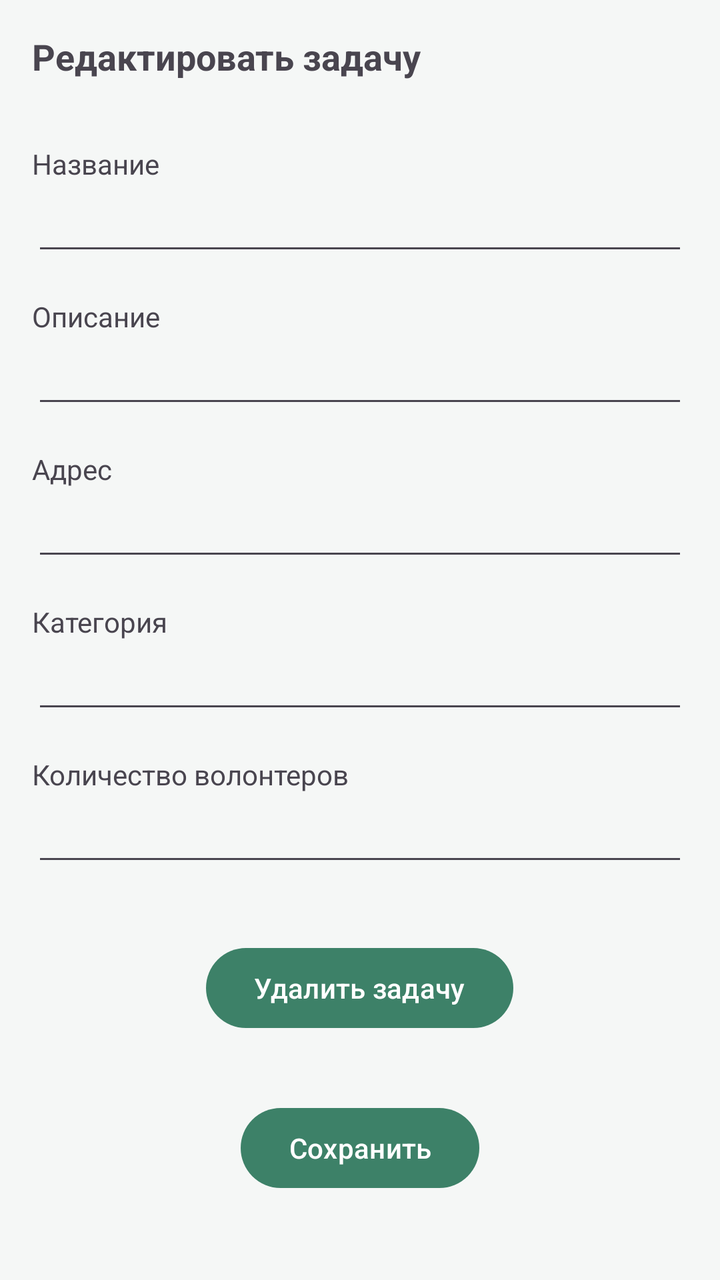
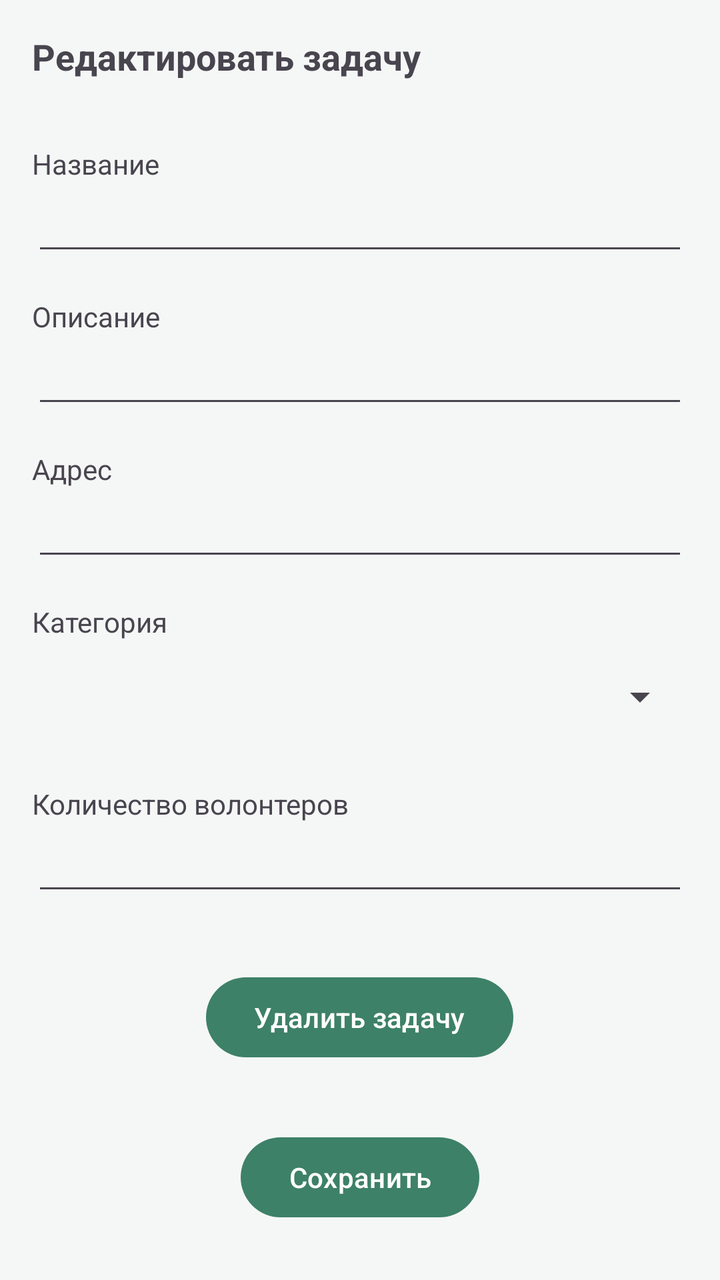

The first picture is an Android layout as it rendered before a commit; the second is the same layout after the commit. The layout source and the unified diff follow.
<!-- AndroidManifest.xml: application theme Theme.Microvolunteering -->
<!-- res/layout/fragment_update_task.xml -->
<?xml version="1.0" encoding="utf-8"?>
<FrameLayout xmlns:android="http://schemas.android.com/apk/res/android"
    xmlns:tools="http://schemas.android.com/tools"
    android:layout_width="match_parent"
    android:layout_height="match_parent"
    tools:context=".presentation.ui.UpdateTaskFragment">

    <ProgressBar
        android:id="@+id/progressBar"
        android:layout_width="wrap_content"
        android:layout_height="wrap_content"
        android:layout_gravity="center"
        android:visibility="gone"/>

    <ScrollView
        android:layout_width="match_parent"
        android:layout_height="match_parent"
        android:fillViewport="true">

        <LinearLayout
            android:id="@+id/content"
            android:layout_width="match_parent"
            android:layout_height="wrap_content"
            android:orientation="vertical">

            <TextView
                android:id="@+id/title"
                android:layout_width="wrap_content"
                android:layout_height="wrap_content"
                android:layout_margin="16dp"
                android:textSize="18sp"
                android:textStyle="bold"
                android:text="@string/edit_task"/>

            <TextView
                android:layout_width="wrap_content"
                android:layout_height="wrap_content"
                android:layout_marginTop="16dp"
                android:layout_marginHorizontal="16dp"
                android:text="@string/name"/>

            <EditText
                android:id="@+id/title_edit"
                android:layout_width="match_parent"
                android:layout_height="wrap_content"
                android:inputType="textCapSentences"
                android:layout_marginHorizontal="16dp"/>

            <TextView
                android:layout_width="wrap_content"
                android:layout_height="wrap_content"
                android:layout_marginTop="16dp"
                android:layout_marginHorizontal="16dp"
                android:text="@string/description"/>

            <EditText
                android:id="@+id/description_edit"
                android:layout_width="match_parent"
                android:layout_height="wrap_content"
                android:inputType="textMultiLine|textCapSentences"
                android:layout_marginHorizontal="16dp"/>

            <TextView
                android:layout_width="wrap_content"
                android:layout_height="wrap_content"
                android:layout_marginTop="16dp"
                android:layout_marginHorizontal="16dp"
                android:text="@string/address"/>

            <EditText
                android:id="@+id/address_edit"
                android:layout_width="match_parent"
                android:layout_height="wrap_content"
                android:layout_marginHorizontal="16dp"/>

            <TextView
                android:layout_width="wrap_content"
                android:layout_height="wrap_content"
                android:layout_marginTop="16dp"
                android:layout_marginHorizontal="16dp"
                android:text="@string/category"/>

            <EditText
                android:id="@+id/category"
                android:layout_width="match_parent"
                android:layout_height="wrap_content"
                android:layout_marginHorizontal="16dp"/>

            <TextView
                android:layout_width="wrap_content"
                android:layout_height="wrap_content"
                android:layout_marginTop="16dp"
                android:layout_marginHorizontal="16dp"
                android:text="@string/number_volunteers_edit"/>

            <EditText
                android:id="@+id/vol_needed"
                android:layout_width="match_parent"
                android:layout_height="wrap_content"
                android:inputType="number"
                android:layout_marginHorizontal="16dp"/>

            <TextView
                android:id="@+id/error_text"
                android:layout_width="match_parent"
                android:layout_height="wrap_content"
                android:layout_marginTop="16dp"
                android:layout_marginHorizontal="16dp"
                android:padding="12dp"
                android:background="#1AFF0000"
                android:textColor="#D50000"
                android:textSize="14sp"
                android:visibility="gone"/>

            <Button
                android:id="@+id/btn_delete_task"
                android:layout_width="wrap_content"
                android:layout_height="wrap_content"
                android:layout_marginTop="32dp"
                android:text="@string/delete_task"
                android:layout_gravity="center"/>

            <Button
                android:id="@+id/btn_save"
                android:layout_width="wrap_content"
                android:layout_height="wrap_content"
                android:layout_marginTop="32dp"
                android:text="@string/save"
                android:layout_gravity="center"/>

        </LinearLayout>
    </ScrollView>

</FrameLayout>
<!-- resources referenced by this layout -->
<resources>
  <string name="address">Адрес</string>
  <string name="category">Категория</string>
  <string name="delete_task">Удалить задачу</string>
  <string name="description">Описание</string>
  <string name="edit_task">Редактировать задачу</string>
  <string name="name">Название</string>
  <string name="number_volunteers_edit">Количество волонтеров</string>
  <string name="save">Сохранить</string>
  <style name="Theme.Microvolunteering" parent="Base.Theme.Microvolunteering" />
  <style name="Base.Theme.Microvolunteering" parent="Theme.Material3.DayNight.NoActionBar">
  
          <item name="colorPrimary">@color/brand_primary</item>     
          <item name="colorPrimaryVariant">@color/brand_primary</item>
          <item name="colorOnPrimary">@color/white</item>
  
          
          <item name="android:windowBackground">@color/app_background</item>
  
          
          <item name="android:statusBarColor">@color/brand_primary</item>
  
          
          <item name="android:textColorPrimary">@color/text_primary</item>
          <item name="colorSecondary">@color/brand_primary</item>
  
      </style>
  <color name="brand_primary">#3D8168</color>
  <color name="white">#FFFFFFFF</color>
  <color name="app_background">#F5F7F6</color>
  <color name="text_primary">#1C352D</color>
</resources>

<!-- the commit's change to res/layout/fragment_update_task.xml (unified diff, before → after) -->
@@ -80,11 +80,12 @@
                 android:layout_marginHorizontal="16dp"
                 android:text="@string/category"/>
 
-            <EditText
-                android:id="@+id/category"
+            <Spinner
+                android:id="@+id/spinner_category"
                 android:layout_width="match_parent"
                 android:layout_height="wrap_content"
-                android:layout_marginHorizontal="16dp"/>
+                android:layout_margin="16dp"
+                android:padding="12dp" />
 
             <TextView
                 android:layout_width="wrap_content"
